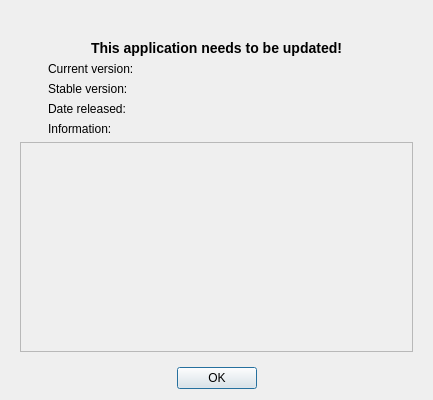
ntadej/tano, file src/widgets/dialogs/UpdateDialog.ui: the form before one commit.
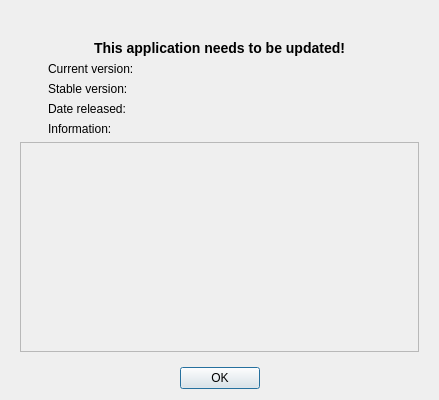
The form after the commit. The open tabs and pages were chosen to show the change. Icons and pictures are not drawn.

The edit to the form file:
```diff
--- a/src/widgets/dialogs/UpdateDialog.ui
+++ b/src/widgets/dialogs/UpdateDialog.ui
@@ -6,7 +6,7 @@
    <rect>
     <x>0</x>
     <y>0</y>
-    <width>433</width>
+    <width>439</width>
     <height>400</height>
    </rect>
   </property>
@@ -230,8 +230,8 @@
            <rect>
             <x>0</x>
             <y>0</y>
-            <width>387</width>
-            <height>106</height>
+            <width>98</width>
+            <height>40</height>
            </rect>
           </property>
           <layout class="QVBoxLayout" name="verticalLayout_2">
```
Left out of the diff: 7 changed lines with no effect on the pictures.
